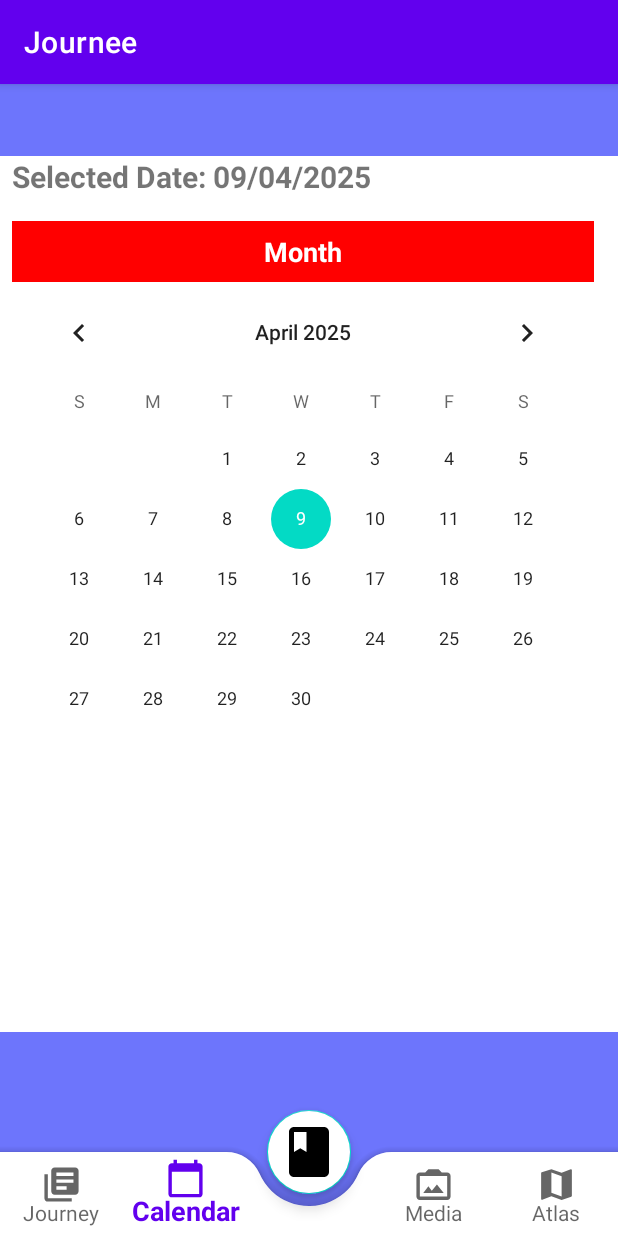
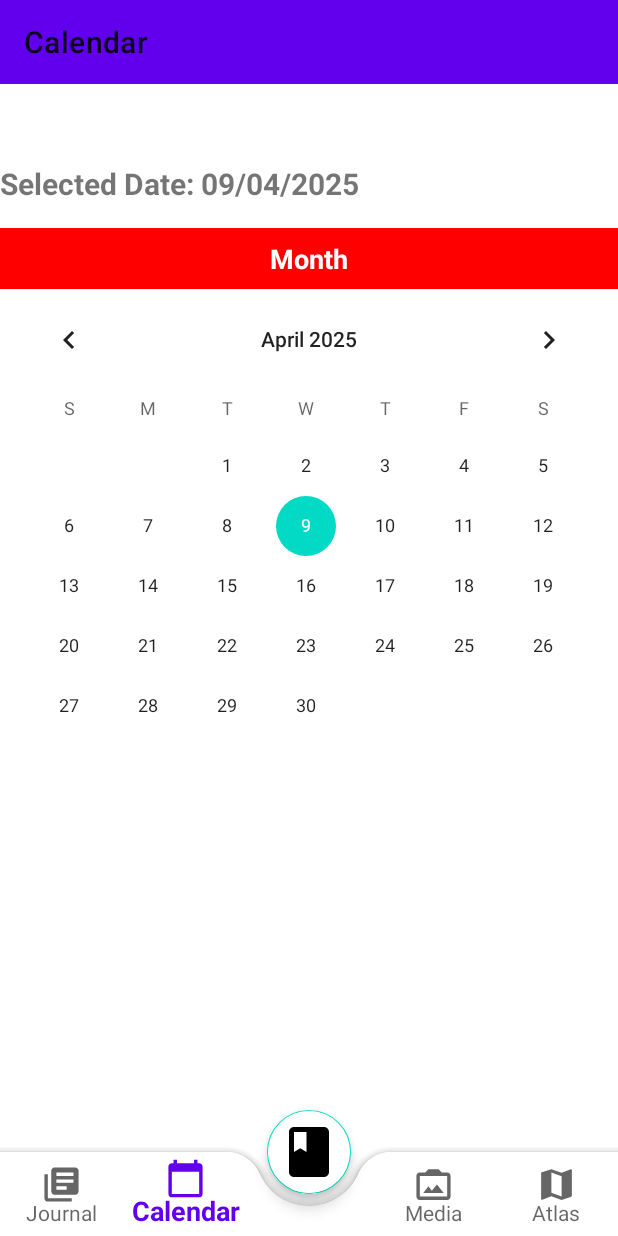
Before and after one commit to DanishZDN/UTS_Group9, an Android app: the screen it shows after launch (MainActivity), item 2 of the bottom bar chosen, on a phone screen of 412 x 824 dp. Run offline under Robolectric (Android 15) with nearby library versions, the phone set to English and light mode, and no system bars.

Commit message:
Bug fix for the home page, atlas, and media . + remove the bug serounding the top black bar

```diff
--- a/app/src/main/AndroidManifest.xml
+++ b/app/src/main/AndroidManifest.xml
@@ -24,8 +24,10 @@
             android:value="AIzaSyDat8Sg1CtF4z2ipjHyOfsmLjiMZbwgnA8" />
 
         <!-- Launcher Activity -->
-        <activity android:name=".MainActivity"
-            android:exported="true">
+        <activity
+            android:name=".MainActivity"
+            android:exported="true"
+            android:theme="@style/Theme.MaterialComponents.DayNight.NoActionBar">
             <intent-filter>
                 <action android:name="android.intent.action.MAIN" />
                 <category android:name="android.intent.category.LAUNCHER" />
--- a/app/src/main/res/layout/fragment_calendar.xml
+++ b/app/src/main/res/layout/fragment_calendar.xml
@@ -3,10 +3,9 @@
     android:layout_width="match_parent"
     android:layout_height="wrap_content"
     android:orientation="vertical"
-    android:background="?android:attr/colorBackground"
-    android:layout_marginBottom="16dp"
-    android:paddingStart="8dp"
-    android:paddingEnd="16dp"
+    android:background="?attr/colorBackgroundFloating"    android:layout_marginBottom="16dp"
+    android:paddingTop="70dp"
+    android:paddingBottom="60dp"
     android:layout_gravity="center">
 
 
--- a/app/src/main/res/layout/fragment_home.xml
+++ b/app/src/main/res/layout/fragment_home.xml
@@ -4,7 +4,8 @@
     android:layout_height="match_parent"
     android:orientation="vertical"
     android:layout_gravity="end|bottom|right"
-    android:padding="16dp">
+    android:paddingTop="70dp"
+    android:paddingBottom="70dp">
 
     <Button
         android:id="@+id/btnAddNewJournal"
--- a/app/src/main/res/layout/fragment_media.xml
+++ b/app/src/main/res/layout/fragment_media.xml
@@ -4,5 +4,6 @@
     android:id="@+id/recyclerMedia"
     android:layout_width="match_parent"
     android:layout_height="match_parent"
-    android:padding="8dp"
+    android:paddingTop="70dp"
+    android:paddingBottom="70dp"
     android:clipToPadding="false"/>
--- a/app/src/main/res/menu/bottom_menu.xml
+++ b/app/src/main/res/menu/bottom_menu.xml
@@ -1,10 +1,12 @@
 <?xml version="1.0" encoding="utf-8"?>
 <menu xmlns:android="http://schemas.android.com/apk/res/android">
+
 
     <item
         android:id="@+id/navigation_home"
         android:icon="@drawable/baseline_library_books_24"
-        android:title="Journey" />
+        android:title="Journal"
+        />
 
     <item
         android:id="@+id/navigation_calendar"
--- a/app/src/main/res/values/colors.xml
+++ b/app/src/main/res/values/colors.xml
@@ -8,6 +8,6 @@
     <color name="black">#FF000000</color>
     <color name="white">#FFFFFFFF</color>
     <color name="lavender">#8692f7</color>
-    <color name="bla">#6d75fc</color>
+    <color name="bla">#FFFFFF</color>
     <color name="red">#FF0000</color>
 </resources>
--- a/app/src/main/res/values/themes.xml
+++ b/app/src/main/res/values/themes.xml
@@ -2,6 +2,7 @@
     <!-- Base application theme. -->
     <style name="Theme.UTS_FINALGROUP9" parent="Theme.MaterialComponents.DayNight.DarkActionBar">
         <!-- Primary brand color. -->
+
         <item name="colorPrimary">@color/purple_500</item>
         <item name="colorPrimaryVariant">@color/purple_700</item>
         <item name="colorOnPrimary">@color/white</item>
```
Also changed, not shown: app/src/main/res/layout/fragment_atlas.xml (+5 -2 lines).
